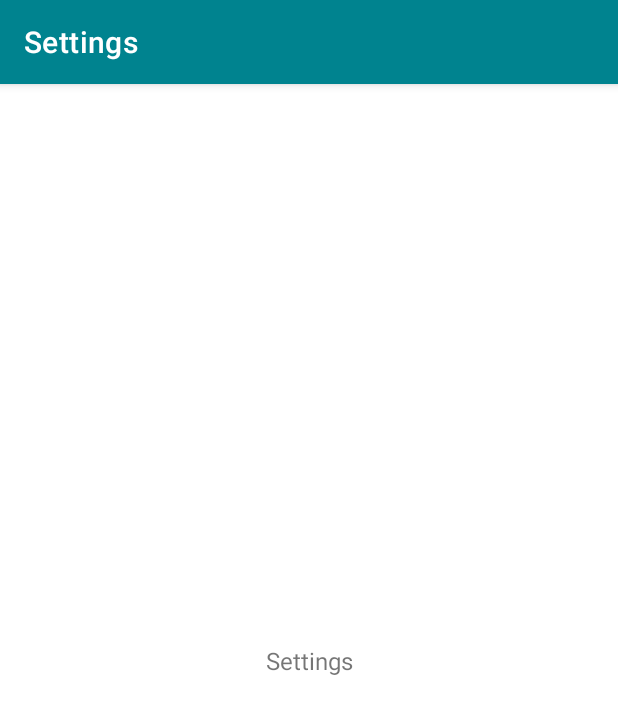
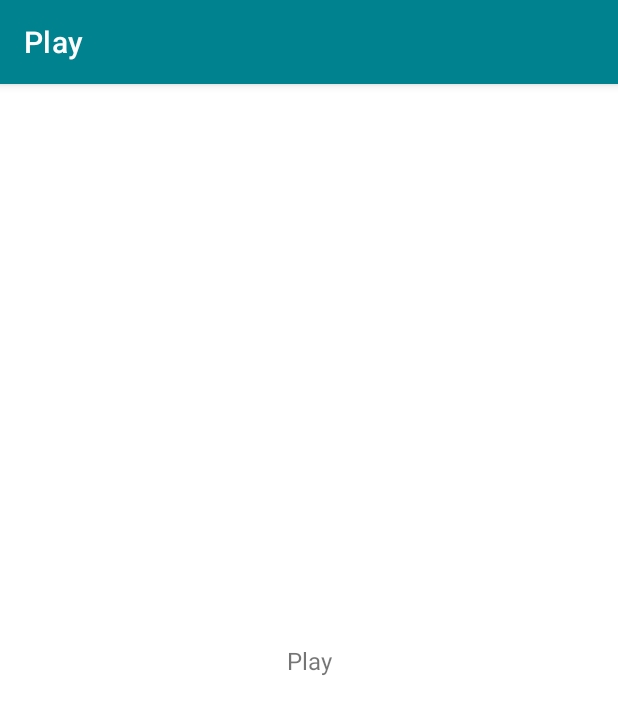
Before and after one commit to alexiscrack3/booster-android, an Android app: the fragment PlayFragment placed in its activity, on a phone screen of 412 x 824 dp. Shown: the top 714 px of the screen. Run offline under Robolectric (Android 15) with nearby library versions, the light colour scheme and no system bars; our stand-ins replace RxJava; 3 statements that could not run were skipped.

Commit message:
Add play screen

```diff
--- a/app/src/main/java/com/alexiscrack3/booster/BoosterRouter.kt
+++ b/app/src/main/java/com/alexiscrack3/booster/BoosterRouter.kt
@@ -13,7 +13,7 @@ class BoosterRouter {
 }
 
 sealed class BoosterNavigationEvent {
-    object SETTINGS : BoosterNavigationEvent()
+    object Play : BoosterNavigationEvent()
     object VOCABULARY : BoosterNavigationEvent()
     class ENTRY_DETAILS(val entryId: String) : BoosterNavigationEvent()
 }
--- a/app/src/main/java/com/alexiscrack3/booster/home/HomeActivity.kt
+++ b/app/src/main/java/com/alexiscrack3/booster/home/HomeActivity.kt
@@ -6,6 +6,7 @@ import com.alexiscrack3.booster.BoosterActivity
 import com.alexiscrack3.booster.BoosterNavigationEvent
 import com.alexiscrack3.booster.BoosterRouter
 import com.alexiscrack3.booster.R
+import com.alexiscrack3.booster.play.PlayFragment
 import com.alexiscrack3.booster.vocabulary.VocabularyActivity
 import org.koin.android.ext.android.inject
 
@@ -32,7 +33,7 @@ class HomeActivity : BoosterActivity() {
 
     private fun navigate(event: BoosterNavigationEvent) {
         when (event) {
-            BoosterNavigationEvent.SETTINGS -> showFragment(SettingsFragment())
+            BoosterNavigationEvent.Play -> showFragment(PlayFragment())
             BoosterNavigationEvent.VOCABULARY -> {
                 val intent = VocabularyActivity.getIntent(this)
                 startActivity(intent)
--- a/app/src/main/java/com/alexiscrack3/booster/home/HomeViewModel.kt
+++ b/app/src/main/java/com/alexiscrack3/booster/home/HomeViewModel.kt
@@ -12,7 +12,7 @@ class HomeViewModel(
         router.navigate(BoosterNavigationEvent.VOCABULARY)
     }
 
-    fun onSettingsClick() {
-        router.navigate(BoosterNavigationEvent.SETTINGS)
+    fun onPlayClick() {
+        router.navigate(BoosterNavigationEvent.Play)
     }
 }
--- a/app/src/main/java/com/alexiscrack3/booster/home/SettingsFragment.kt
+++ b/app/src/main/java/com/alexiscrack3/booster/play/PlayFragment.kt
@@ -1,25 +1,24 @@
-package com.alexiscrack3.booster.home
+package com.alexiscrack3.booster.play
 
 import android.os.Bundle
 import android.view.LayoutInflater
 import android.view.View
 import android.view.ViewGroup
-import androidx.appcompat.app.AppCompatActivity
 import com.alexiscrack3.booster.BoosterFragment
 import com.alexiscrack3.booster.R
 
-class SettingsFragment : BoosterFragment() {
+class PlayFragment : BoosterFragment() {
 
     override fun onCreateView(
         inflater: LayoutInflater,
         container: ViewGroup?,
         savedInstanceState: Bundle?
     ): View? {
-        return inflater.inflate(R.layout.fragment_settings, container, false)
+        return inflater.inflate(R.layout.fragment_play, container, false)
     }
 
     override fun onViewCreated(view: View, savedInstanceState: Bundle?) {
         super.onViewCreated(view, savedInstanceState)
-        (requireActivity() as? AppCompatActivity)?.supportActionBar?.title = this.getString(R.string.settings)
+        requireActivity().title = this.getString(R.string.play)
     }
 }
--- a/app/src/main/res/layout/fragment_home.xml
+++ b/app/src/main/res/layout/fragment_home.xml
@@ -35,8 +35,8 @@
                 android:id="@+id/home_settings_button"
                 android:layout_width="match_parent"
                 android:layout_height="wrap_content"
-                android:onClick="@{() -> viewModel.onSettingsClick()}"
-                android:text="@string/settings" />
+                android:onClick="@{() -> viewModel.onPlayClick()}"
+                android:text="@string/play" />
         </LinearLayout>
     </androidx.constraintlayout.widget.ConstraintLayout>
 </layout>
--- a/app/src/main/res/layout/fragment_settings.xml
+++ b/app/src/main/res/layout/fragment_play.xml
@@ -1,15 +1,13 @@
 <?xml version="1.0" encoding="utf-8"?>
 <androidx.constraintlayout.widget.ConstraintLayout xmlns:android="http://schemas.android.com/apk/res/android"
     xmlns:app="http://schemas.android.com/apk/res-auto"
-    xmlns:tools="http://schemas.android.com/tools"
     android:layout_width="match_parent"
-    android:layout_height="match_parent"
-    tools:context=".home.HomeActivity">
+    android:layout_height="match_parent">
 
     <TextView
         android:layout_width="wrap_content"
         android:layout_height="wrap_content"
-        android:text="Settings"
+        android:text="@string/play"
         app:layout_constraintBottom_toBottomOf="parent"
         app:layout_constraintLeft_toLeftOf="parent"
         app:layout_constraintRight_toRightOf="parent"
--- a/app/src/main/res/values/strings.xml
+++ b/app/src/main/res/values/strings.xml
@@ -3,4 +3,5 @@
     <string name="entries">Entries</string>
     <string name="settings">Settings</string>
     <string name="details">Details</string>
+    <string name="play">Play</string>
 </resources>
```
Also changed, not shown: 2 other files.
